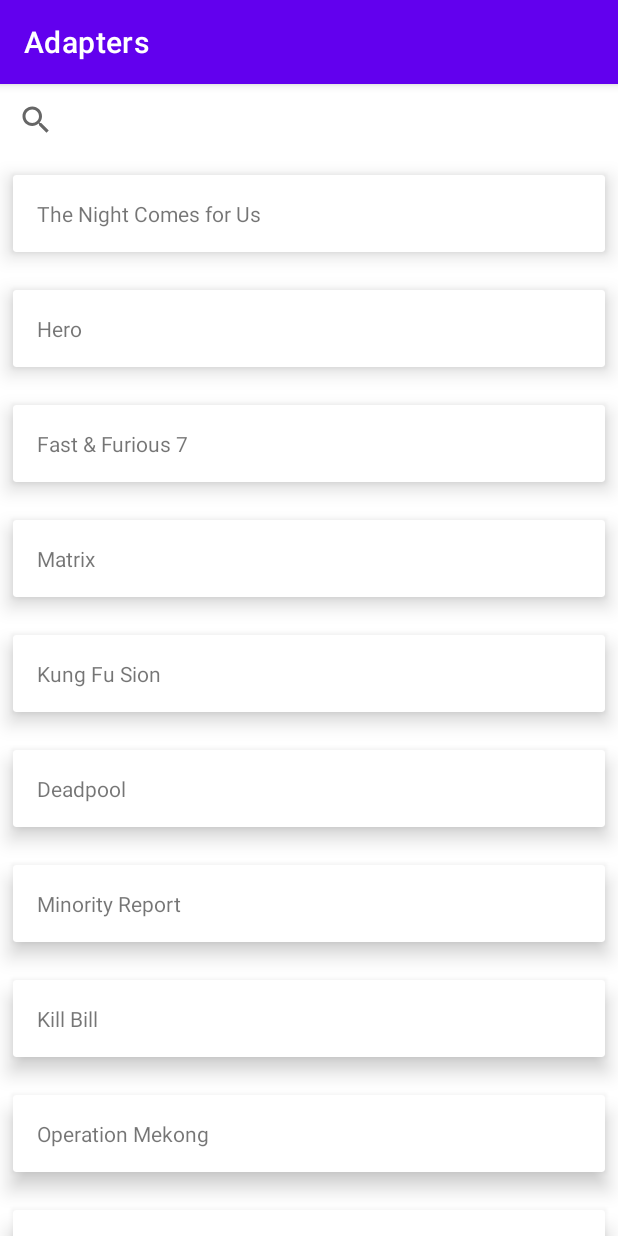
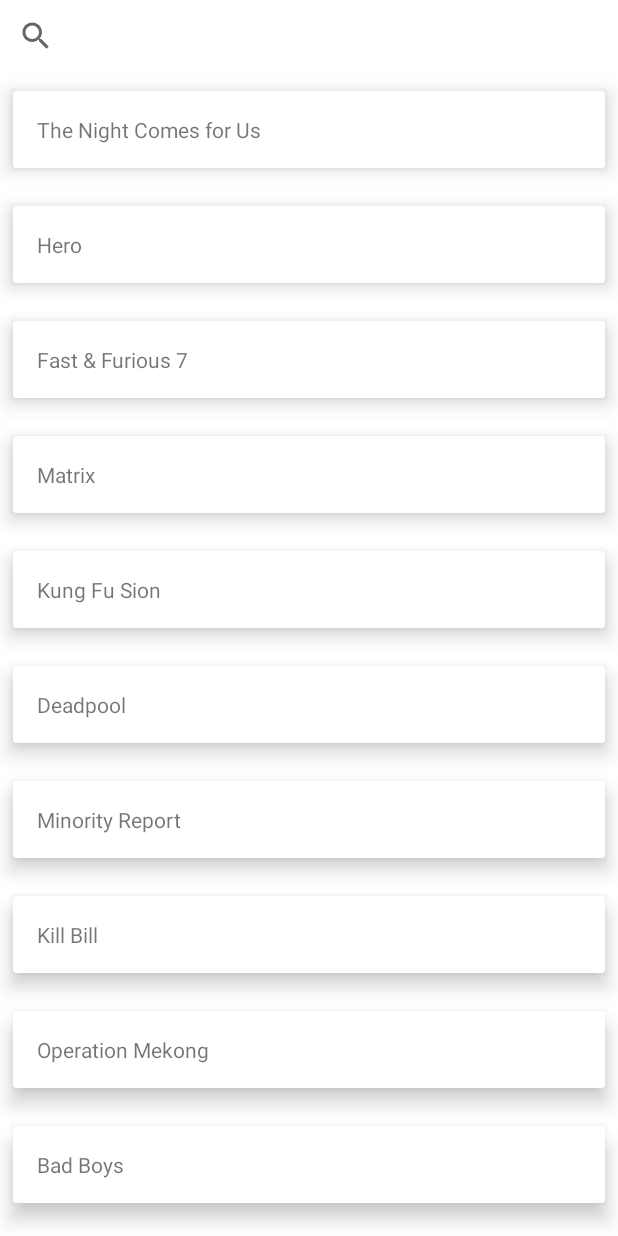
Before and after one commit to vanskarner/SingleAdapter, an Android app: the SimpleSearchActivity screen opened directly, with no data from a screen before it, on a phone screen of 412 x 824 dp. Run offline under Robolectric (Android 15) with nearby library versions, the phone set to English and light mode, and no system bars.

Commit message:
Adapters: the examples will be shown full screen

```diff
--- a/Adapters/app/src/main/java/com/vanskarner/adapters/ui/MainActivity.java
+++ b/Adapters/app/src/main/java/com/vanskarner/adapters/ui/MainActivity.java
@@ -4,7 +4,7 @@ import android.content.Intent;
 
 import com.vanskarner.adapters.R;
 import com.vanskarner.adapters.common.bases.BaseActivity;
-import com.vanskarner.adapters.ui.search_pagination_custom.SearchPaginationActivity;
+import com.vanskarner.adapters.ui.search_pagination.SearchPaginationActivity;
 import com.vanskarner.adapters.ui.simple_pagination.SimplePaginationActivity;
 import com.vanskarner.adapters.ui.simple_search.SimpleSearchActivity;
 
--- a/Adapters/app/src/main/java/com/vanskarner/adapters/ui/search_pagination_custom/SearchPaginationActivity.java
+++ b/Adapters/app/src/main/java/com/vanskarner/adapters/ui/search_pagination/SearchPaginationActivity.java
@@ -1,4 +1,4 @@
-package com.vanskarner.adapters.ui.search_pagination_custom;
+package com.vanskarner.adapters.ui.search_pagination;
 
 import android.view.View;
 import android.widget.Filter;
--- a/Adapters/app/src/main/java/com/vanskarner/adapters/ui/search_pagination_custom/SearchPaginationAdapter.java
+++ b/Adapters/app/src/main/java/com/vanskarner/adapters/ui/search_pagination/SearchPaginationAdapter.java
@@ -1,4 +1,4 @@
-package com.vanskarner.adapters.ui.search_pagination_custom;
+package com.vanskarner.adapters.ui.search_pagination;
 
 import android.view.View;
 import android.widget.TextView;
--- a/Adapters/app/src/main/java/com/vanskarner/adapters/ui/search_pagination_custom/SearchPaginationContract.java
+++ b/Adapters/app/src/main/java/com/vanskarner/adapters/ui/search_pagination/SearchPaginationContract.java
@@ -1,4 +1,4 @@
-package com.vanskarner.adapters.ui.search_pagination_custom;
+package com.vanskarner.adapters.ui.search_pagination;
 
 import com.vanskarner.adapters.models.MovieModel;
 
--- a/Adapters/app/src/main/java/com/vanskarner/adapters/ui/search_pagination_custom/SearchPaginationModel.java
+++ b/Adapters/app/src/main/java/com/vanskarner/adapters/ui/search_pagination/SearchPaginationModel.java
@@ -1,4 +1,4 @@
-package com.vanskarner.adapters.ui.search_pagination_custom;
+package com.vanskarner.adapters.ui.search_pagination;
 
 import com.vanskarner.adapters.models.MovieModel;
 import com.vanskarner.adapters.ui.NoPages;
--- a/Adapters/app/src/main/java/com/vanskarner/adapters/ui/search_pagination_custom/SearchPaginationPresenter.java
+++ b/Adapters/app/src/main/java/com/vanskarner/adapters/ui/search_pagination/SearchPaginationPresenter.java
@@ -1,4 +1,4 @@
-package com.vanskarner.adapters.ui.search_pagination_custom;
+package com.vanskarner.adapters.ui.search_pagination;
 
 import com.vanskarner.adapters.models.MovieModel;
 import com.vanskarner.adapters.ui.NoPages;
--- a/Adapters/app/src/main/res/values/themes.xml
+++ b/Adapters/app/src/main/res/values/themes.xml
@@ -13,4 +13,17 @@
         <item name="android:statusBarColor" tools:targetApi="l">?attr/colorPrimaryVariant</item>
         <!-- Customize your theme here. -->
     </style>
+    <style name="Theme.Adapters.FullScreen" parent="Theme.MaterialComponents.DayNight.NoActionBar">
+        <!-- Primary brand color. -->
+        <item name="colorPrimary">@color/purple_500</item>
+        <item name="colorPrimaryVariant">@color/purple_700</item>
+        <item name="colorOnPrimary">@color/white</item>
+        <!-- Secondary brand color. -->
+        <item name="colorSecondary">@color/teal_200</item>
+        <item name="colorSecondaryVariant">@color/teal_700</item>
+        <item name="colorOnSecondary">@color/black</item>
+        <!-- Status bar color. -->
+        <item name="android:statusBarColor" tools:targetApi="l">?attr/colorPrimaryVariant</item>
+        <!-- Customize your theme here. -->
+    </style>
 </resources>
```
Also changed, not shown: Adapters/app/src/main/AndroidManifest.xml (+9 -3 lines).
